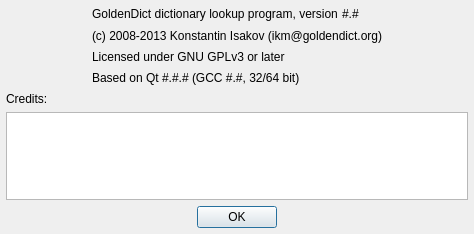
The window that about.ui (goldendict/goldendict) describes before a commit, drawn with Qt 5.
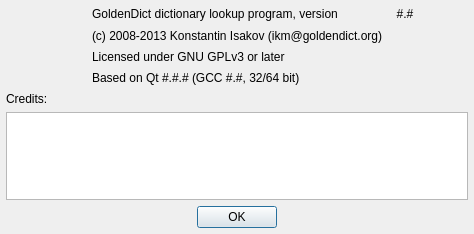
The same window after the commit. Icons and pictures are not drawn.

Patch:
```diff
--- a/about.ui
+++ b/about.ui
@@ -90,6 +90,9 @@
            <property name="text">
             <string notr="true">#.#</string>
            </property>
+           <property name="alignment">
+            <set>Qt::AlignCenter</set>
+           </property>
            <property name="textInteractionFlags">
             <set>Qt::TextEditorInteraction</set>
            </property>
```
